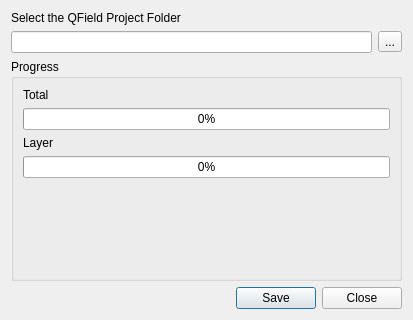
Above: qfieldsync/ui/synchronize_dialog.ui from opengisch/qfieldsync before the change. Below: the same form after it.
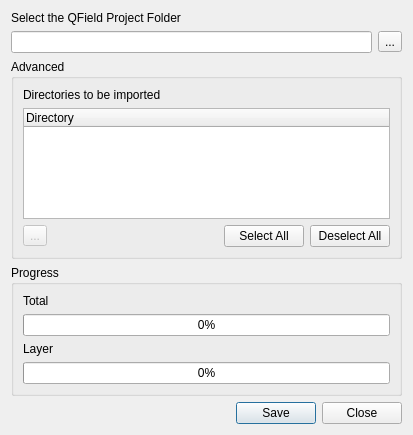
That is the form after the change. Icons and pictures are not drawn. Custom widgets are drawn as their Qt base class.

Commit message: Select subdirs in exported project to be copied back to the main project

What changed in the file:
```diff
--- a/qfieldsync/ui/synchronize_dialog.ui
+++ b/qfieldsync/ui/synchronize_dialog.ui
@@ -7,7 +7,7 @@
     <x>0</x>
     <y>0</y>
     <width>413</width>
-    <height>320</height>
+    <height>435</height>
    </rect>
   </property>
   <property name="windowTitle">
@@ -38,6 +38,86 @@
      </item>
     </layout>
    </item>
+   <item>
+    <widget class="QgsCollapsibleGroupBox" name="advancedOptionsGroupBox">
+     <property name="title">
+      <string>Advanced</string>
+     </property>
+     <property name="saveCollapsedState">
+      <bool>true</bool>
+     </property>
+     <layout class="QVBoxLayout" name="verticalLayout_3">
+      <item>
+       <layout class="QVBoxLayout" name="dirsToCopyLayout">
+        <item>
+         <widget class="QLabel" name="dirsToCopyLabel">
+          <property name="text">
+           <string>Directories to be imported</string>
+          </property>
+         </widget>
+        </item>
+        <item>
+         <widget class="QTreeWidget" name="dirsToCopyTreeWidget">
+          <column>
+           <property name="text">
+            <string>Directory</string>
+           </property>
+          </column>
+         </widget>
+        </item>
+        <item>
+         <layout class="QHBoxLayout" name="dirsToCopyButtonsLayout">
+          <item>
+           <widget class="QToolButton" name="dirsToCopyRefreshButton">
+            <property name="enabled">
+             <bool>false</bool>
+            </property>
+            <property name="toolTip">
+             <string>Refresh directories</string>
+            </property>
+            <property name="text">
+             <string>...</string>
+            </property>
+            <property name="icon">
+             <iconset>
+              <normaloff>../resources/refresh.svg</normaloff>../resources/refresh.svg</iconset>
+            </property>
+           </widget>
+          </item>
+          <item>
+           <spacer name="dirsToCopyButtonsLeftSpacer">
+            <property name="orientation">
+             <enum>Qt::Horizontal</enum>
+            </property>
+            <property name="sizeHint" stdset="0">
+             <size>
+              <width>40</width>
+              <height>20</height>
+             </size>
+            </property>
+           </spacer>
+          </item>
+          <item>
+           <widget class="QPushButton" name="dirsToCopySelectAllButton">
+            <property name="text">
+             <string>Select All</string>
+            </property>
+           </widget>
+          </item>
+          <item>
+           <widget class="QPushButton" name="dirsToCopyDeselectAllButton">
+            <property name="text">
+             <string>Deselect All</string>
+            </property>
+           </widget>
+          </item>
+         </layout>
+        </item>
+       </layout>
+      </item>
+     </layout>
+    </widget>
+   </item>
    <item>
     <widget class="QGroupBox" name="progress_group">
      <property name="title">
@@ -103,6 +183,14 @@
    </item>
   </layout>
  </widget>
+ <customwidgets>
+  <customwidget>
+   <class>QgsCollapsibleGroupBox</class>
+   <extends>QGroupBox</extends>
+   <header>qgscollapsiblegroupbox.h</header>
+   <container>1</container>
+  </customwidget>
+ </customwidgets>
  <resources/>
  <connections>
   <connection>
```
The commit also changes 5 other files.
